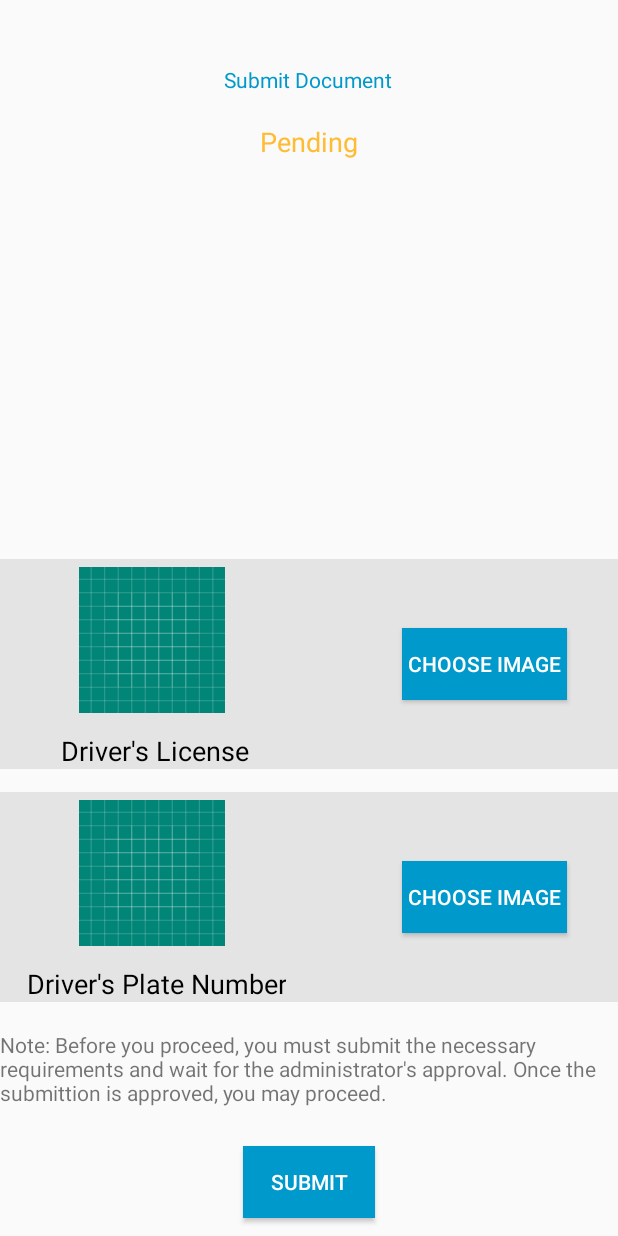
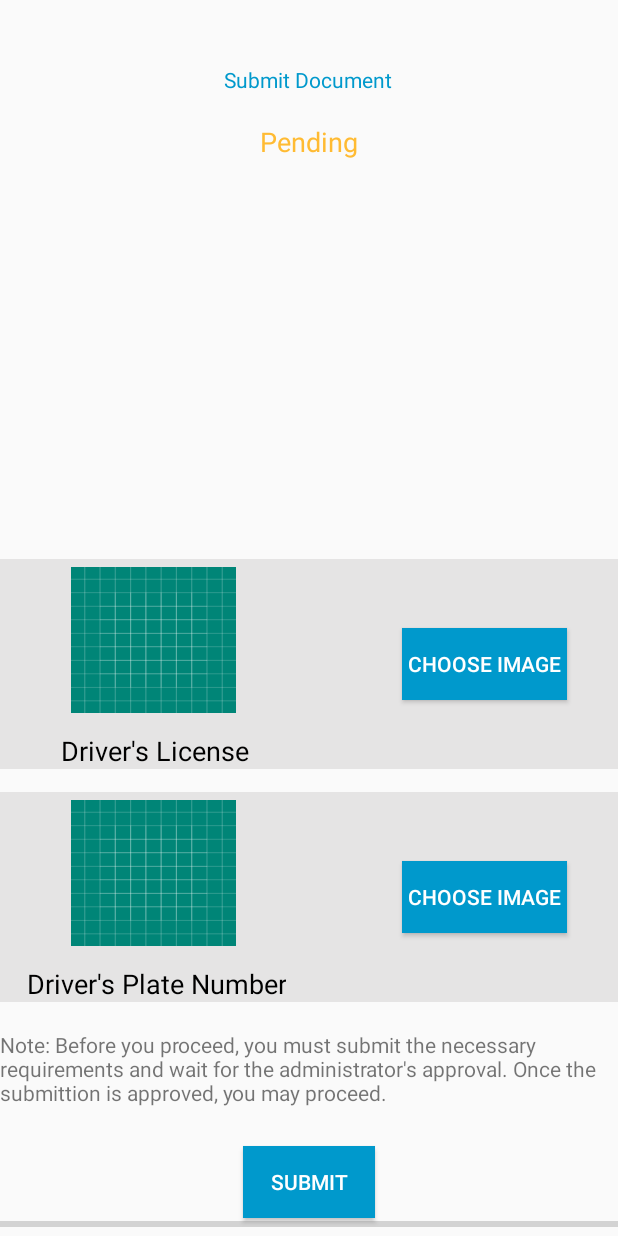
Before and after one commit to coroyoy1/H2BOT, an Android app: the layout activity_water_peddler_document.xml on its own in the app's theme, with its tools: preview values and no code run, on a phone screen of 412 x 824 dp. Run offline under Robolectric (Android 15) with nearby library versions, the phone set to English and light mode, and no system bars.

Commit message:
Water Peddler Document With code

```diff
--- a/app/src/main/AndroidManifest.xml
+++ b/app/src/main/AndroidManifest.xml
@@ -22,7 +22,7 @@
             </intent-filter>
         </activity>
         <activity android:name=".RegisterActivity" />
-        <activity android:name=".WaterPeddlerHomeActivity" />
+        <activity android:name=".WaterPeddlerDocumentActivity" />
         <activity android:name=".WaterStationHomeActivity" />
         <activity android:name=".WaterAffiliateHomeActivity" />
         <activity android:name=".RegisterNextActivity" />
--- a/app/src/main/java/com/example/administrator/h2bot/AddItemMerchant.java
+++ b/app/src/main/java/com/example/administrator/h2bot/AddItemMerchant.java
@@ -53,6 +53,7 @@ public class AddItemMerchant extends AppCompatActivity {
     private ProgressBar mProgressBar;
     String currentuser;
     Uri mImageUri;
+    private String imageUrl;
 
 
     private StorageReference mStorageRef;
@@ -155,17 +156,16 @@ public class AddItemMerchant extends AppCompatActivity {
                                     mProgressBar.setProgress(0);
                                 }
                             }, 500);
-
                             Toast.makeText(AddItemMerchant.this, "Upload successful" +currentuser, Toast.LENGTH_LONG).show();
                             WaterPeddlerGetterSetter upload = new WaterPeddlerGetterSetter(
-                                    taskSnapshot.getUploadSessionUri().toString(),
+                                    taskSnapshot.getMetadata().getPath(),
                                     ItemNameEditText.getText().toString().trim(),
                                    waterTypeSpinner.getSelectedItem().toString(),
                                     PriceEditText.getText().toString().trim(),
                                     QualityEditText.getText().toString().trim(),
                                     currentuser
                             );
-                            Picasso.get().load(R.drawable.ic_menu_camera);
+                            Picasso.get().load(R.drawable.ic_menu_camera).into(ItemImage);
                             ItemNameEditText.setText("");
                             PriceEditText.setText("");
                             QualityEditText.setText("");
--- a/app/src/main/java/com/example/administrator/h2bot/LoginActivity.java
+++ b/app/src/main/java/com/example/administrator/h2bot/LoginActivity.java
@@ -108,7 +108,7 @@ public class LoginActivity extends AppCompatActivity {
                         showMessages("Successfully logged-in");
                         finish();
                         //Temporary Output
-                        startActivity(new Intent(LoginActivity.this, CustomerMainActivity.class));
+                        startActivity(new Intent(LoginActivity.this, WaterPeddlerDocumentActivity.class));
                     }
                 }
             });
--- a/app/src/main/java/com/example/administrator/h2bot/WaterPeddlerHomeActivity.java
+++ /dev/null
@@ -1,17 +0,0 @@
-package com.example.administrator.h2bot;
-
-import android.support.v4.widget.DrawerLayout;
-import android.support.v7.app.ActionBarDrawerToggle;
-import android.support.v7.app.AppCompatActivity;
-import android.os.Bundle;
-import android.view.MenuItem;
-
-public class WaterPeddlerHomeActivity extends AppCompatActivity {
-    private DrawerLayout mDrawerLayout;
-    private ActionBarDrawerToggle mToogle;
-    @Override
-    protected void onCreate(Bundle savedInstanceState) {
-        super.onCreate(savedInstanceState);
-        setContentView(R.layout.activity_water_peddler_home);
-    }
-}
--- a/app/src/main/res/layout/activity_update_water_peddler_documents.xml
+++ b/app/src/main/res/layout/activity_update_water_peddler_documents.xml
@@ -5,7 +5,7 @@
     android:id="@+id/drawer"
     android:layout_width="match_parent"
     android:layout_height="match_parent"
-    tools:context=".WaterPeddlerHomeActivity">
+    tools:context=".WaterPeddlerDocumentActivity">
     <LinearLayout
         android:background="@android:color/white"
         android:orientation="vertical"
--- a/app/src/main/res/layout/activity_water_peddler_home.xml
+++ b/app/src/main/res/layout/activity_water_peddler_document.xml
@@ -5,7 +5,7 @@
     android:id="@+id/drawer"
     android:layout_width="match_parent"
     android:layout_height="match_parent"
-    tools:context=".WaterPeddlerHomeActivity">
+    tools:context=".WaterPeddlerDocumentActivity">
     <LinearLayout
         android:background="@android:color/white"
         android:orientation="vertical"
@@ -79,7 +79,7 @@
                         android:textSize="18sp" />
 
                     <Button
-                        android:id="@+id/button20"
+                        android:id="@+id/chooseButton1"
                         android:layout_width="110dp"
                         android:layout_height="wrap_content"
                         android:layout_alignParentEnd="true"
@@ -90,9 +90,10 @@
                         android:textColor="@android:color/background_light" />
 
                     <ImageView
-                        android:id="@+id/imageView49"
-                        android:layout_width="wrap_content"
+                        android:id="@+id/driverLicenseImageView"
+                        android:layout_width="110dp"
                         android:layout_height="97dp"
+                        android:scaleType="fitXY"
                         android:layout_alignParentStart="true"
                         android:layout_alignParentTop="true"
                         android:layout_marginStart="47dp"
@@ -121,7 +122,7 @@
                         android:textSize="18sp" />
 
                     <Button
-                        android:id="@+id/button2"
+                        android:id="@+id/chooseButton2"
                         android:layout_width="110dp"
                         android:layout_height="wrap_content"
                         android:layout_alignParentEnd="true"
@@ -132,8 +133,9 @@
                         android:textColor="@android:color/background_light" />
 
                     <ImageView
-                        android:id="@+id/imageView4"
-                        android:layout_width="wrap_content"
+                        android:id="@+id/driverPlateNumberImageView"
+                        android:layout_width="110dp"
+                        android:scaleType="fitXY"
                         android:layout_height="97dp"
                         android:layout_alignParentStart="true"
                         android:layout_alignParentTop="true"
@@ -162,7 +164,13 @@
                 android:background="@android:color/holo_blue_dark"
                 android:text="Submit"
                 android:textColor="@android:color/background_light" />
-
+            <android.support.v4.widget.ContentLoadingProgressBar
+                android:id="@+id/progress_bar"
+                style="@style/Widget.AppCompat.ProgressBar.Horizontal"
+                android:layout_width="match_parent"
+                android:layout_height="wrap_content"
+                android:layout_alignParentBottom="true"
+                android:layout_alignParentStart="true" />
         </RelativeLayout>
     </LinearLayout>
 
--- a/build.gradle
+++ b/build.gradle
@@ -7,7 +7,7 @@ buildscript {
         jcenter()
     }
     dependencies {
-        classpath 'com.android.tools.build:gradle:3.2.1'
+        classpath 'com.android.tools.build:gradle:3.3.0'
         classpath 'com.google.gms:google-services:4.0.1'
 
         // NOTE: Do not place your application dependencies here; they belong
```
Also changed, not shown: app/src/main/java/com/example/administrator/h2bot/WaterDealerDriverLicenseModel.java (added, +41 -0 lines), app/src/main/java/com/example/administrator/h2bot/WaterPeddlerDocumentActivity.java (added, +196 -0 lines).
